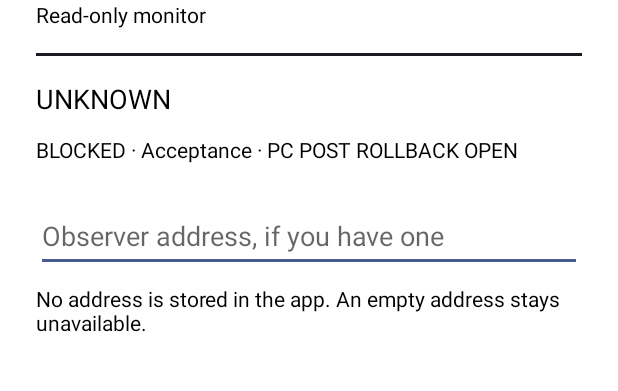
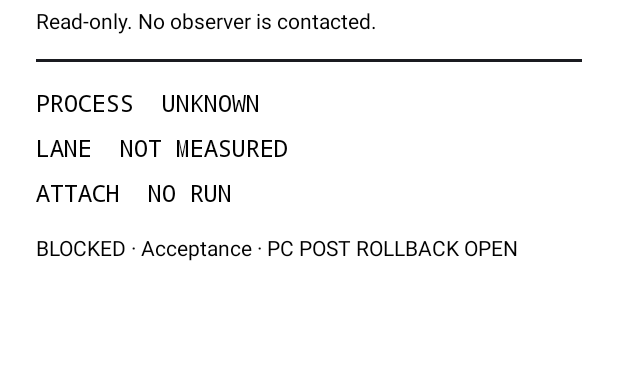
Before and after one commit to louiscalata/agiw-suite, an Android app: the screen it shows after launch (MonitorActivity), on a phone screen of 412 x 824 dp, the part 177-568 px from its top. Run offline under Robolectric (Android 15) with nearby library versions, the phone set to English and light mode, and no system bars.

Commit message:
Build the read-only Android monitor as a debug APK.
The Gradle wrapper pins the official 8.11.1 distribution. The activity stays offline, and the square layout is still only a window shape.

Co-authored-by: louiscalata <louiscalata@users.noreply.github.com>

```diff
--- a/android/app/src/main/AndroidManifest.xml
+++ b/android/app/src/main/AndroidManifest.xml
@@ -1,12 +1,10 @@
 <?xml version="1.0" encoding="utf-8"?>
 <manifest xmlns:android="http://schemas.android.com/apk/res/android">
-    <uses-permission android:name="android.permission.INTERNET"/>
     <application
         android:allowBackup="false"
         android:label="AGIW"
         android:supportsRtl="true"
-        android:theme="@style/Theme.Agiw"
-        android:usesCleartextTraffic="true">
+        android:theme="@style/Theme.Agiw">
         <activity
             android:name=".MonitorActivity"
             android:configChanges="orientation|screenSize|screenLayout|smallestScreenSize|uiMode"
--- a/android/app/src/main/java/suite/agiw/monitor/MonitorActivity.java
+++ b/android/app/src/main/java/suite/agiw/monitor/MonitorActivity.java
@@ -7,7 +7,7 @@ import android.view.View;
 import android.widget.TextView;
 
 /**
- * Read-only monitor. No credentials and no invented telemetry.
+ * Read-only monitor. No credentials, no network, and no invented telemetry.
  * A nearly square window uses the cover layout. Samsung does not launch
  * this activity on the Flip 6 cover unless the person allows it.
  */
@@ -21,11 +21,15 @@ public final class MonitorActivity extends Activity {
         float scale = Settings.Global.getFloat(getContentResolver(), Settings.Global.ANIMATOR_DURATION_SCALE, 1f);
         View rule = findViewById(R.id.schematic);
         if (rule != null) rule.setVisibility(Surface.motion(scale) ? View.VISIBLE : View.INVISIBLE);
-        TextView acceptance = findViewById(R.id.acceptance);
-        if (acceptance != null) acceptance.setText(Acceptance.LINE);
-        TextView activity = findViewById(R.id.activity);
-        if (activity != null) {
-            activity.setText(Overview.word(false, false, false, false, false, false, false).name());
-        }
+        Overview.Word process = Overview.word(false, false, false, false, false, false, false);
+        set(R.id.process, "PROCESS  " + process.name());
+        set(R.id.lane, "LANE  NOT MEASURED");
+        set(R.id.attachment, "ATTACH  NO RUN");
+        set(R.id.acceptance, Acceptance.LINE);
+    }
+
+    private void set(int id, String value) {
+        TextView view = findViewById(id);
+        if (view != null) view.setText(value);
     }
 }
--- a/android/app/src/main/res/layout/activity_inner.xml
+++ b/android/app/src/main/res/layout/activity_inner.xml
@@ -14,7 +14,8 @@
     <TextView
         android:layout_width="wrap_content"
         android:layout_height="wrap_content"
-        android:text="Read-only monitor"/>
+        android:layout_marginTop="4dp"
+        android:text="Read-only. No observer is contacted."/>
     <View
         android:id="@+id/schematic"
         android:layout_width="match_parent"
@@ -22,28 +23,29 @@
         android:layout_marginTop="16dp"
         android:background="?android:attr/textColorPrimary"/>
     <TextView
-        android:id="@+id/activity"
+        android:id="@+id/process"
         android:layout_width="wrap_content"
         android:layout_height="wrap_content"
         android:layout_marginTop="16dp"
-        android:textSize="18sp"/>
+        android:fontFamily="monospace"
+        android:textSize="16sp"/>
+    <TextView
+        android:id="@+id/lane"
+        android:layout_width="wrap_content"
+        android:layout_height="wrap_content"
+        android:layout_marginTop="8dp"
+        android:fontFamily="monospace"
+        android:textSize="16sp"/>
+    <TextView
+        android:id="@+id/attachment"
+        android:layout_width="wrap_content"
+        android:layout_height="wrap_content"
+        android:layout_marginTop="8dp"
+        android:fontFamily="monospace"
+        android:textSize="16sp"/>
     <TextView
         android:id="@+id/acceptance"
         android:layout_width="match_parent"
         android:layout_height="wrap_content"
-        android:layout_marginTop="12dp"/>
-    <EditText
-        android:id="@+id/observer"
-        android:layout_width="match_parent"
-        android:layout_height="wrap_content"
-        android:layout_marginTop="24dp"
-        android:hint="Observer address, if you have one"
-        android:importantForAutofill="no"
-        android:inputType="textUri"
-        android:minHeight="48dp"/>
-    <TextView
-        android:layout_width="match_parent"
-        android:layout_height="wrap_content"
-        android:layout_marginTop="8dp"
-        android:text="No address is stored in the app. An empty address stays unavailable."/>
+        android:layout_marginTop="16dp"/>
 </LinearLayout>
--- a/android/monitor-core/build.gradle.kts
+++ b/android/monitor-core/build.gradle.kts
@@ -2,7 +2,6 @@ plugins {
     java
 }
 java {
-    toolchain {
-        languageVersion.set(JavaLanguageVersion.of(17))
-    }
+    sourceCompatibility = JavaVersion.VERSION_17
+    targetCompatibility = JavaVersion.VERSION_17
 }
```
Also changed, not shown: android/app/src/main/res/layout/activity_cover.xml (+15 -3 lines), android/settings.gradle.kts (+7 -0 lines), android/gradle/wrapper/gradle-wrapper.properties (added), 5 other files.
